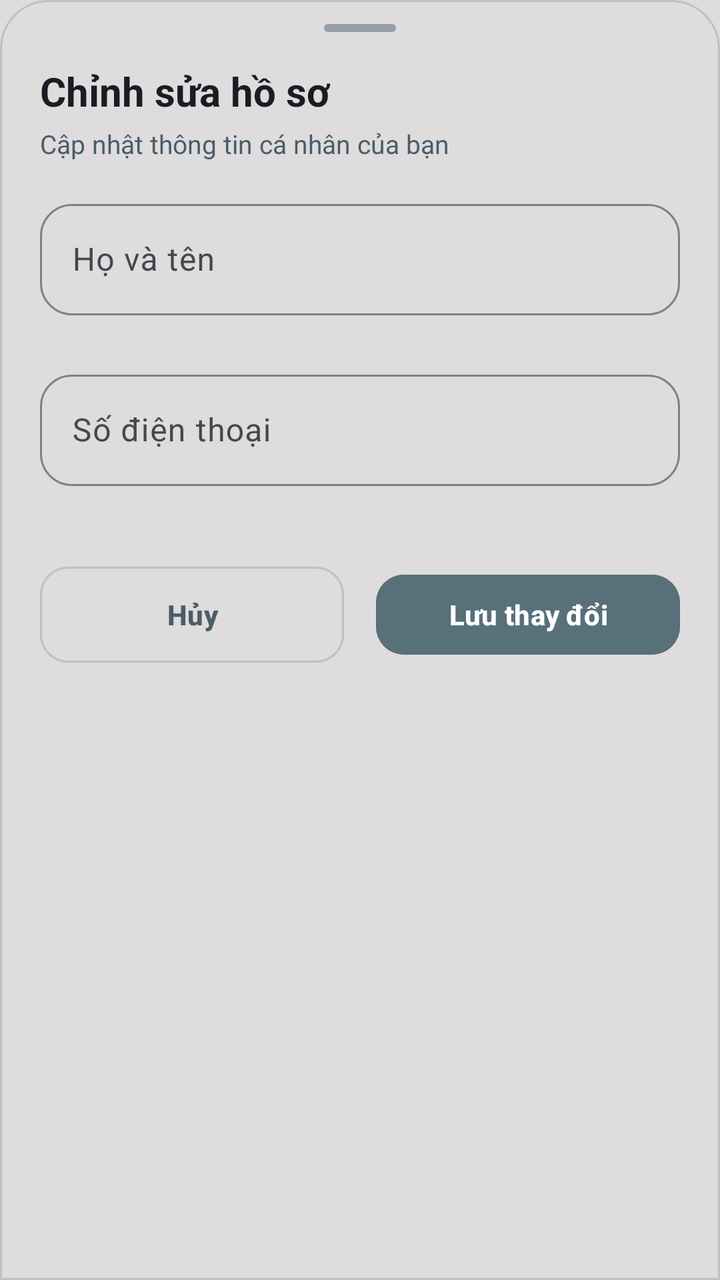
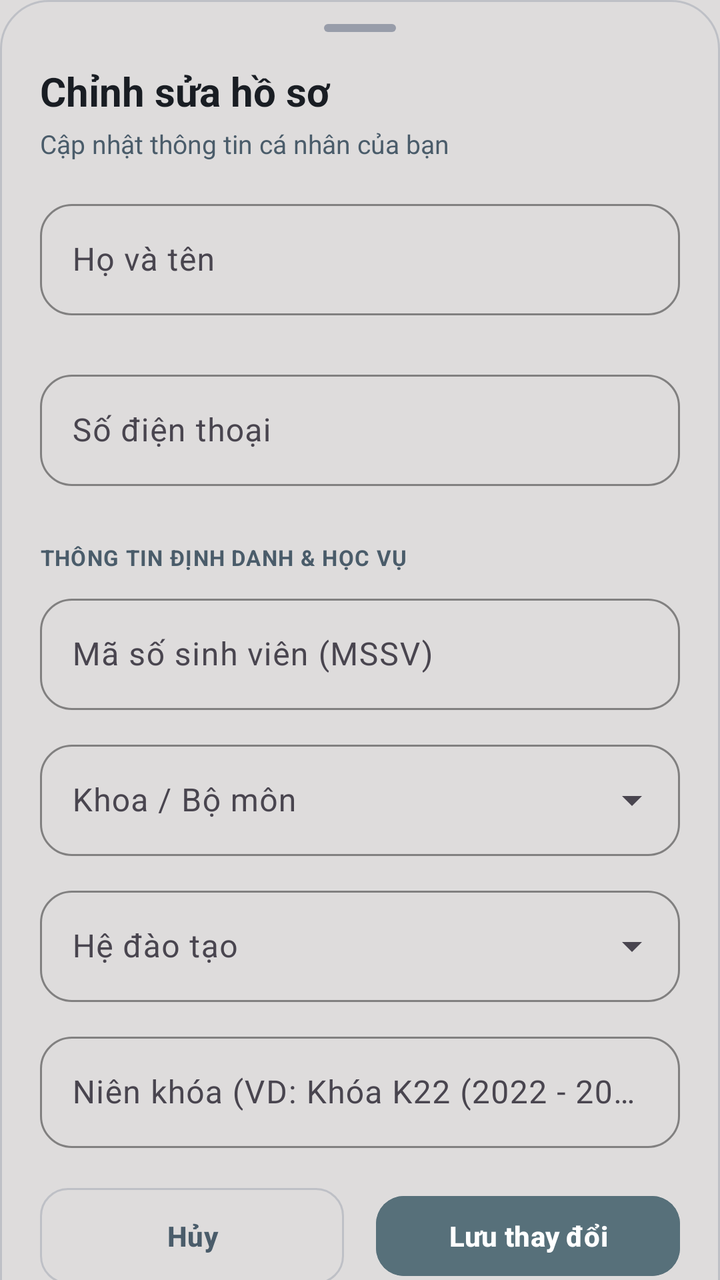

Before-and-after screenshots of an Android layout around one commit, followed by the original layout XML and the change that was made.
<!-- AndroidManifest.xml: application theme Theme.UniClassApp -->
<!-- res/layout/dialog_edit_profile_bottom_sheet.xml -->
<?xml version="1.0" encoding="utf-8"?>
<androidx.core.widget.NestedScrollView xmlns:android="http://schemas.android.com/apk/res/android"
    xmlns:app="http://schemas.android.com/apk/res-auto"
    android:layout_width="match_parent"
    android:layout_height="wrap_content"
    android:fillViewport="true">

<LinearLayout
    android:layout_width="match_parent"
    android:layout_height="wrap_content"
    android:background="@drawable/bg_unified_bottom_sheet"
    android:orientation="vertical"
    android:paddingHorizontal="20dp"
    android:paddingTop="12dp"
    android:paddingBottom="28dp">

    
    <View
        android:id="@+id/viewDragHandle"
        android:layout_width="36dp"
        android:layout_height="4dp"
        android:layout_gravity="center_horizontal"
        android:background="@drawable/bg_unified_drag_handle" />

    
    <TextView
        android:id="@+id/tvEditProfileTitle"
        android:layout_width="match_parent"
        android:layout_height="wrap_content"
        android:layout_marginTop="16dp"
        android:text="@string/edit_profile_title"
        android:textColor="@color/uc_text_primary"
        android:textSize="20sp"
        android:textStyle="bold" />

    
    <TextView
        android:id="@+id/tvEditProfileDesc"
        android:layout_width="match_parent"
        android:layout_height="wrap_content"
        android:layout_marginTop="4dp"
        android:text="@string/edit_profile_desc"
        android:textColor="@color/uc_text_secondary"
        android:textSize="13sp" />

    
    <com.google.android.material.textfield.TextInputLayout
        android:id="@+id/tilFullName"
        style="@style/Widget.Material3.TextInputLayout.OutlinedBox"
        android:layout_width="match_parent"
        android:layout_height="wrap_content"
        android:layout_marginTop="16dp"
        android:hint="@string/edit_profile_fullname_hint"
        app:boxCornerRadiusBottomEnd="16dp"
        app:boxCornerRadiusBottomStart="16dp"
        app:boxCornerRadiusTopEnd="16dp"
        app:boxCornerRadiusTopStart="16dp"
        app:boxStrokeColor="@color/p2_teal"
        app:errorEnabled="true">

        <com.google.android.material.textfield.TextInputEditText
            android:id="@+id/etFullName"
            android:layout_width="match_parent"
            android:layout_height="wrap_content"
            android:inputType="textPersonName|textCapWords"
            android:maxLines="1"
            android:singleLine="true"
            android:textColor="@color/uc_text_primary" />
    </com.google.android.material.textfield.TextInputLayout>

    
    <com.google.android.material.textfield.TextInputLayout
        android:id="@+id/tilPhone"
        style="@style/Widget.Material3.TextInputLayout.OutlinedBox"
        android:layout_width="match_parent"
        android:layout_height="wrap_content"
        android:layout_marginTop="4dp"
        android:hint="@string/edit_profile_phone_hint"
        app:boxCornerRadiusBottomEnd="16dp"
        app:boxCornerRadiusBottomStart="16dp"
        app:boxCornerRadiusTopEnd="16dp"
        app:boxCornerRadiusTopStart="16dp"
        app:boxStrokeColor="@color/p2_teal"
        app:errorEnabled="true">

        <com.google.android.material.textfield.TextInputEditText
            android:id="@+id/etPhone"
            android:layout_width="match_parent"
            android:layout_height="wrap_content"
            android:inputType="phone"
            android:maxLines="1"
            android:singleLine="true"
            android:textColor="@color/uc_text_primary" />
    </com.google.android.material.textfield.TextInputLayout>

    
    <ProgressBar
        android:id="@+id/pbLoading"
        android:layout_width="wrap_content"
        android:layout_height="wrap_content"
        android:layout_gravity="center_horizontal"
        android:layout_marginTop="8dp"
        android:indeterminateTint="@color/p2_teal"
        android:visibility="gone" />

    
    <LinearLayout
        android:layout_width="match_parent"
        android:layout_height="wrap_content"
        android:layout_marginTop="20dp"
        android:orientation="horizontal">

        <com.google.android.material.button.MaterialButton
            android:id="@+id/btnCancel"
            style="@style/Widget.EduLens.Button.Outlined"
            android:layout_width="0dp"
            android:layout_height="48dp"
            android:layout_marginEnd="8dp"
            android:layout_weight="1"
            android:strokeColor="@color/uc_border_card"
            android:text="@string/btn_cancel"
            android:textColor="@color/uc_text_secondary"
            app:cornerRadius="14dp" />

        <com.google.android.material.button.MaterialButton
            android:id="@+id/btnSaveProfile"
            android:layout_width="0dp"
            android:layout_height="48dp"
            android:layout_marginStart="8dp"
            android:layout_weight="1"
            android:backgroundTint="@color/p2_teal"
            android:text="@string/edit_profile_btn_save"
            android:textColor="#FFFFFF"
            android:textStyle="bold"
            app:cornerRadius="14dp" />
    </LinearLayout>

</LinearLayout>
</androidx.core.widget.NestedScrollView>
<!-- resources referenced by this layout -->
<resources>
  <color name="p2_teal">#57707A</color>
  <color name="uc_border_card">#73989DAA</color>
  <color name="uc_text_primary">#191D23</color>
  <color name="uc_text_secondary">#4A5C6A</color>
  <!-- drawable bg_unified_bottom_sheet (drawable) -->
  <?xml version="1.0" encoding="utf-8"?>
  <shape xmlns:android="http://schemas.android.com/apk/res/android"
      android:shape="rectangle">
      <solid android:color="@color/uc_bg_bottom_nav" />
      <corners
          android:topLeftRadius="24dp"
          android:topRightRadius="24dp" />
      <stroke
          android:width="1dp"
          android:color="@color/uc_border_card" />
  </shape>
  <!-- drawable bg_unified_drag_handle (drawable) -->
  <?xml version="1.0" encoding="utf-8"?>
  <shape xmlns:android="http://schemas.android.com/apk/res/android"
      android:shape="rectangle">
      <solid android:color="@color/p2_surface" />
      <corners android:radius="999dp" />
  </shape>
  <string name="btn_cancel">Hủy</string>
  <string name="edit_profile_btn_save">Lưu thay đổi</string>
  <string name="edit_profile_desc">Cập nhật thông tin cá nhân của bạn</string>
  <string name="edit_profile_fullname_hint">Họ và tên</string>
  <string name="edit_profile_phone_hint">Số điện thoại</string>
  <string name="edit_profile_title">Chỉnh sửa hồ sơ</string>
  <style name="Widget.EduLens.Button.Outlined" parent="Widget.Material3.Button.OutlinedButton">
          <item name="android:minHeight">@dimen/button_height_md</item>
          <item name="android:insetTop">0dp</item>
          <item name="android:insetBottom">0dp</item>
          <item name="strokeColor">@color/uc_border_card</item>
          <item name="strokeWidth">1dp</item>
          <item name="android:textColor">@color/uc_text_primary</item>
          <item name="iconTint">@color/uc_text_primary</item>
          <item name="cornerRadius">14dp</item>
          <item name="android:textAllCaps">false</item>
          <item name="android:textStyle">bold</item>
      </style>
  <style name="Theme.UniClassApp" parent="Base.Theme.UniClassApp" />
  <color name="uc_bg_bottom_nav">@color/uc_bg_canvas</color>
  <color name="p2_surface">#989DAA</color>
  <dimen name="button_height_md">40dp</dimen>
  <style name="Base.Theme.UniClassApp" parent="Theme.Material3.DayNight.NoActionBar">
          <item name="colorPrimary">@color/p2_teal</item>
          <item name="colorSecondary">@color/p2_lavender</item>
          <item name="colorSurface">@color/uc_bg_canvas</item>
          <item name="android:colorBackground">@color/uc_bg_canvas</item>
          <item name="colorError">@color/color_error</item>
          <item name="android:statusBarColor">@color/uc_bg_canvas</item>
          <item name="android:windowLightStatusBar" tools:targetApi="m">true</item>
      </style>
  <color name="uc_bg_canvas">#DEDCDC</color>
  <color name="p2_lavender">#C5BAC4</color>
  <color name="color_error">#DC2626</color>
</resources>

<!-- the commit's change to res/layout/dialog_edit_profile_bottom_sheet.xml (unified diff, before → after) -->
@@ -92,6 +92,193 @@
             android:singleLine="true"
             android:textColor="@color/uc_text_primary" />
     </com.google.android.material.textfield.TextInputLayout>
+
+    
+    <TextView
+        android:layout_width="match_parent"
+        android:layout_height="wrap_content"
+        android:layout_marginTop="8dp"
+        android:letterSpacing="0.04"
+        android:text="THÔNG TIN ĐỊNH DANH &amp; HỌC VỤ"
+        android:textColor="@color/uc_text_secondary"
+        android:textSize="11sp"
+        android:textStyle="bold" />
+
+    
+    <com.google.android.material.textfield.TextInputLayout
+        android:id="@+id/tilAcademicId"
+        style="@style/Widget.Material3.TextInputLayout.OutlinedBox"
+        android:layout_width="match_parent"
+        android:layout_height="wrap_content"
+        android:layout_marginTop="8dp"
+        android:hint="Mã số sinh viên (MSSV)"
+        app:boxCornerRadiusBottomEnd="16dp"
+        app:boxCornerRadiusBottomStart="16dp"
+        app:boxCornerRadiusTopEnd="16dp"
+        app:boxCornerRadiusTopStart="16dp"
+        app:boxStrokeColor="@color/p2_teal">
+
+        <com.google.android.material.textfield.TextInputEditText
+            android:id="@+id/etAcademicId"
+            android:layout_width="match_parent"
+            android:layout_height="wrap_content"
+            android:inputType="textNoSuggestions"
+            android:maxLines="1"
+            android:singleLine="true"
+            android:textColor="@color/uc_text_primary" />
+    </com.google.android.material.textfield.TextInputLayout>
+
+    
+    <com.google.android.material.textfield.TextInputLayout
+        android:id="@+id/tilFaculty"
+        style="@style/Widget.Material3.TextInputLayout.OutlinedBox.ExposedDropdownMenu"
+        android:layout_width="match_parent"
+        android:layout_height="wrap_content"
+        android:layout_marginTop="12dp"
+        android:hint="Khoa / Bộ môn"
+        app:boxCornerRadiusBottomEnd="16dp"
+        app:boxCornerRadiusBottomStart="16dp"
+        app:boxCornerRadiusTopEnd="16dp"
+        app:boxCornerRadiusTopStart="16dp"
+        app:boxStrokeColor="@color/p2_teal">
+
+        <AutoCompleteTextView
+            android:id="@+id/actvFaculty"
+            android:layout_width="match_parent"
+            android:layout_height="wrap_content"
+            android:inputType="none"
+            android:textColor="@color/uc_text_primary" />
+    </com.google.android.material.textfield.TextInputLayout>
+
+    
+    <LinearLayout
+        android:id="@+id/layoutStudentFields"
+        android:layout_width="match_parent"
+        android:layout_height="wrap_content"
+        android:orientation="vertical"
+        android:visibility="visible">
+
+        
+        <com.google.android.material.textfield.TextInputLayout
+            android:id="@+id/tilEducationProgram"
+            style="@style/Widget.Material3.TextInputLayout.OutlinedBox.ExposedDropdownMenu"
+            android:layout_width="match_parent"
+            android:layout_height="wrap_content"
+            android:layout_marginTop="12dp"
+            android:hint="Hệ đào tạo"
+            app:boxCornerRadiusBottomEnd="16dp"
+            app:boxCornerRadiusBottomStart="16dp"
+            app:boxCornerRadiusTopEnd="16dp"
+            app:boxCornerRadiusTopStart="16dp"
+            app:boxStrokeColor="@color/p2_teal">
+
+            <AutoCompleteTextView
+                android:id="@+id/actvEducationProgram"
+                android:layout_width="match_parent"
+                android:layout_height="wrap_content"
+                android:inputType="none"
+                android:textColor="@color/uc_text_primary" />
+        </com.google.android.material.textfield.TextInputLayout>
+
+        
+        <com.google.android.material.textfield.TextInputLayout
+            android:id="@+id/tilCohort"
+            style="@style/Widget.Material3.TextInputLayout.OutlinedBox"
+            android:layout_width="match_parent"
+            android:layout_height="wrap_content"
+            android:layout_marginTop="12dp"
+            android:hint="Niên khóa (VD: Khóa K22 (2022 - 2026))"
+            app:boxCornerRadiusBottomEnd="16dp"
+            app:boxCornerRadiusBottomStart="16dp"
+            app:boxCornerRadiusTopEnd="16dp"
+            app:boxCornerRadiusTopStart="16dp"
+            app:boxStrokeColor="@color/p2_teal">
+
+            <com.google.android.material.textfield.TextInputEditText
+                android:id="@+id/etCohort"
+                android:layout_width="match_parent"
+                android:layout_height="wrap_content"
+                android:inputType="text"
+                android:maxLines="1"
+                android:singleLine="true"
+                android:textColor="@color/uc_text_primary" />
+        </com.google.android.material.textfield.TextInputLayout>
+    </LinearLayout>
+
+    
+    <LinearLayout
+        android:id="@+id/layoutLecturerFields"
+        android:layout_width="match_parent"
+        android:layout_height="wrap_content"
+        android:orientation="vertical"
+        android:visibility="gone">
+
+        
+        <com.google.android.material.textfield.TextInputLayout
+            android:id="@+id/tilAcademicDegree"
+            style="@style/Widget.Material3.TextInputLayout.OutlinedBox.ExposedDropdownMenu"
+            android:layout_width="match_parent"
+            android:layout_height="wrap_content"
+            android:layout_marginTop="12dp"
+            android:hint="Học vị"
+            app:boxCornerRadiusBottomEnd="16dp"
+            app:boxCornerRadiusBottomStart="16dp"
+            app:boxCornerRadiusTopEnd="16dp"
+            app:boxCornerRadiusTopStart="16dp"
+            app:boxStrokeColor="@color/p2_teal">
+
+            <AutoCompleteTextView
+                android:id="@+id/actvAcademicDegree"
+                android:layout_width="match_parent"
+                android:layout_height="wrap_content"
+                android:inputType="none"
+                android:textColor="@color/uc_text_primary" />
+        </com.google.android.material.textfield.TextInputLayout>
+
+        
+        <com.google.android.material.textfield.TextInputLayout
+            android:id="@+id/tilAcademicRank"
+            style="@style/Widget.Material3.TextInputLayout.OutlinedBox.ExposedDropdownMenu"
+            android:layout_width="match_parent"
+            android:layout_height="wrap_content"
+            android:layout_marginTop="12dp"
+            android:hint="Học hàm (Có thể để trống)"
+            app:boxCornerRadiusBottomEnd="16dp"
+            app:boxCornerRadiusBottomStart="16dp"
+            app:boxCornerRadiusTopEnd="16dp"
+            app:boxCornerRadiusTopStart="16dp"
+            app:boxStrokeColor="@color/p2_teal">
+
+            <AutoCompleteTextView
+                android:id="@+id/actvAcademicRank"
+                android:layout_width="match_parent"
+                android:layout_height="wrap_content"
+                android:inputType="none"
+                android:textColor="@color/uc_text_primary" />
+        </com.google.android.material.textfield.TextInputLayout>
+
+        
+        <com.google.android.material.textfield.TextInputLayout
+            android:id="@+id/tilPosition"
+            style="@style/Widget.Material3.TextInputLayout.OutlinedBox.ExposedDropdownMenu"
+            android:layout_width="match_parent"
+            android:layout_height="wrap_content"
+            android:layout_marginTop="12dp"
+            android:hint="Chức vụ"
+            app:boxCornerRadiusBottomEnd="16dp"
+            app:boxCornerRadiusBottomStart="16dp"
+            app:boxCornerRadiusTopEnd="16dp"
+            app:boxCornerRadiusTopStart="16dp"
+            app:boxStrokeColor="@color/p2_teal">
+
+            <AutoCompleteTextView
+                android:id="@+id/actvPosition"
+                android:layout_width="match_parent"
+                android:layout_height="wrap_content"
+                android:inputType="none"
+                android:textColor="@color/uc_text_primary" />
+        </com.google.android.material.textfield.TextInputLayout>
+    </LinearLayout>
 
     
     <ProgressBar
